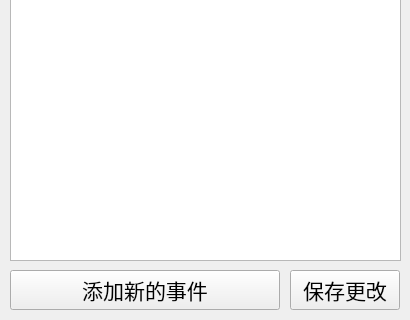
Qt form CountdownMaster-Configurator/widget.ui (Burnling-gx/CountdownMaster) before a commit; both pictures show x 0 to 410 and y 330 to 650 of the 410 by 650 pixel window.
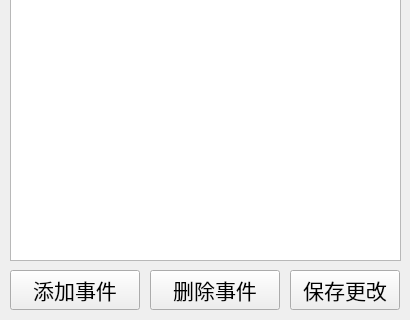
The same form after that commit. Icons and pictures are not drawn.

```diff
--- a/CountdownMaster-Configurator/widget.ui
+++ b/CountdownMaster-Configurator/widget.ui
@@ -299,7 +299,7 @@
     <rect>
      <x>10</x>
      <y>600</y>
-     <width>270</width>
+     <width>130</width>
      <height>40</height>
     </rect>
    </property>
@@ -310,7 +310,26 @@
     </font>
    </property>
    <property name="text">
-    <string>添加新的事件</string>
+    <string>添加事件</string>
+   </property>
+  </widget>
+  <widget class="QPushButton" name="pushButton_del">
+   <property name="geometry">
+    <rect>
+     <x>150</x>
+     <y>600</y>
+     <width>130</width>
+     <height>40</height>
+    </rect>
+   </property>
+   <property name="font">
+    <font>
+     <family>幼圆</family>
+     <pointsize>16</pointsize>
+    </font>
+   </property>
+   <property name="text">
+    <string>删除事件</string>
    </property>
   </widget>
  </widget>
```
